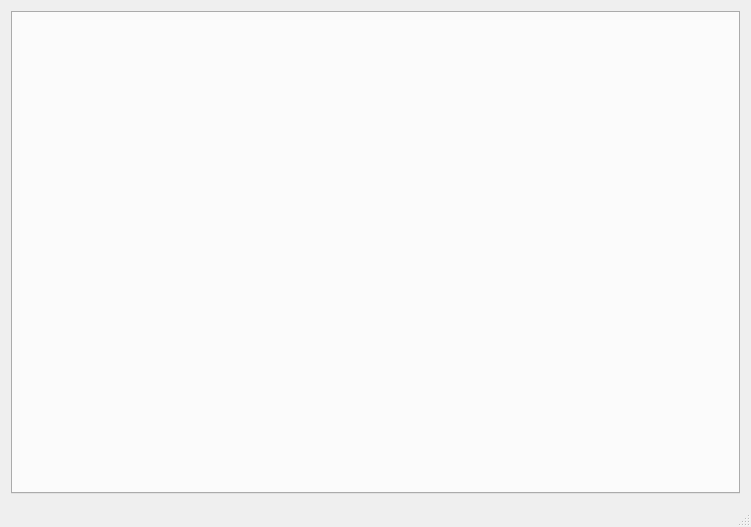
Before: the Qt Designer form Risoshi/mainwindow.ui in SirAnthony/Risoshi, drawn with Qt 5.
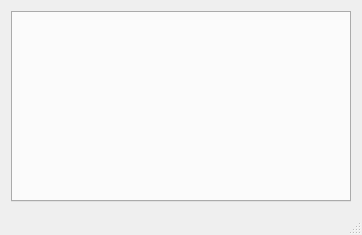
After: the same form once the commit is applied. Custom widgets are drawn as their Qt base class.

Patch:
```diff
--- a/Risoshi/mainwindow.ui
+++ b/Risoshi/mainwindow.ui
@@ -6,12 +6,12 @@
    <rect>
     <x>0</x>
     <y>0</y>
-    <width>751</width>
-    <height>527</height>
+    <width>362</width>
+    <height>235</height>
    </rect>
   </property>
   <property name="sizePolicy">
-   <sizepolicy hsizetype="Minimum" vsizetype="Minimum">
+   <sizepolicy hsizetype="Preferred" vsizetype="Preferred">
     <horstretch>0</horstretch>
     <verstretch>0</verstretch>
    </sizepolicy>
```
Left out of the diff: 4 changed lines with no effect on the pictures.
